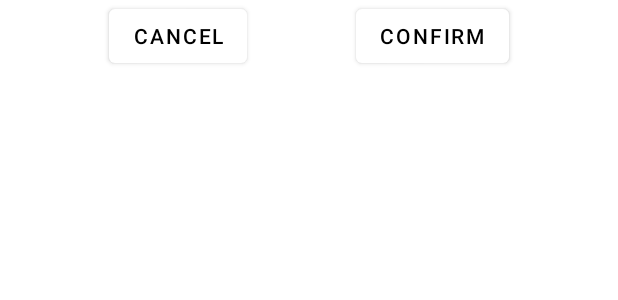
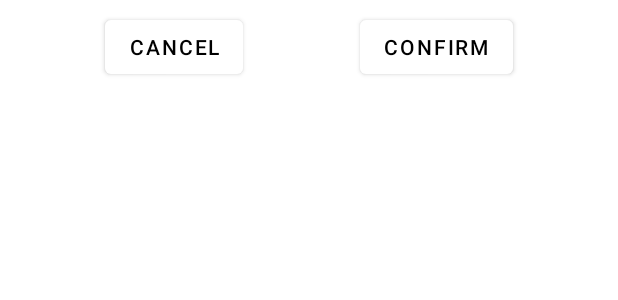
Before and after one commit to mithunbabbira/SubbaiahMultiBrandAuto, an Android app: the layout submit_comfirm_dialog_box.xml on its own in the app's theme, with its tools: preview values and no code run, on a phone screen of 412 x 824 dp. Shown: the top 300 px of the screen. Run offline under Robolectric (Android 15) with nearby library versions, the phone set to English and light mode, and no system bars.

Commit message:
all done

```diff
--- a/app/src/main/java/com/example/subbaiahmultibrandauto/AddRepairDetails.java
+++ b/app/src/main/java/com/example/subbaiahmultibrandauto/AddRepairDetails.java
@@ -98,14 +98,16 @@ public class AddRepairDetails extends AppCompatActivity {
                 data.setCurrentRepairList(currentRepairList);
                 activityAddRepairDetailsBinding.rlLoader.setVisibility(View.VISIBLE);
                 addDataToFireStore();
-                dialog.dismiss();
+
 
             }else{
+                Toast.makeText(AddRepairDetails.this ,"Repair list can not be empty", Toast.LENGTH_SHORT).show();
 
-                Toast.makeText(AddRepairDetails.this ,"Repair list can not be empty", Toast.LENGTH_SHORT).show();
 
             }
 
+
+            dialog.dismiss();
         });
 
         dialog.show();
--- a/app/src/main/res/layout/submit_comfirm_dialog_box.xml
+++ b/app/src/main/res/layout/submit_comfirm_dialog_box.xml
@@ -2,6 +2,7 @@
 <androidx.constraintlayout.widget.ConstraintLayout xmlns:android="http://schemas.android.com/apk/res/android"
     android:layout_width="match_parent"
     android:layout_height="wrap_content"
+    android:padding="7dp"
     xmlns:app="http://schemas.android.com/apk/res-auto">
 
     <Button
@@ -12,6 +13,7 @@
         android:textColor="@color/black"
         app:layout_constraintBottom_toBottomOf="parent"
         app:layout_constraintEnd_toStartOf="@+id/confirmBtn"
+        android:layout_marginRight="7dp"
         app:layout_constraintStart_toStartOf="parent"
         app:layout_constraintTop_toTopOf="parent" />
 
@@ -21,6 +23,7 @@
         android:layout_height="wrap_content"
         android:text="Confirm"
         android:textColor="@color/black"
+        android:layout_marginLeft="7dp"
         app:layout_constraintBottom_toBottomOf="parent"
         app:layout_constraintEnd_toEndOf="parent"
         app:layout_constraintStart_toEndOf="@+id/cancelBtn"
```
